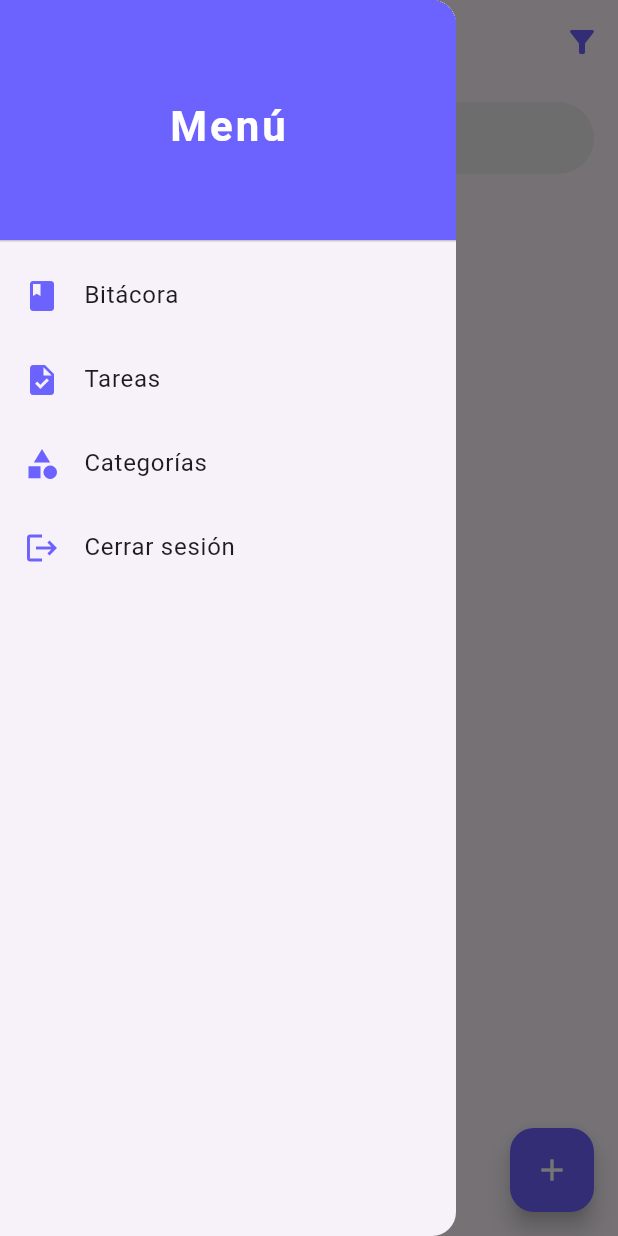
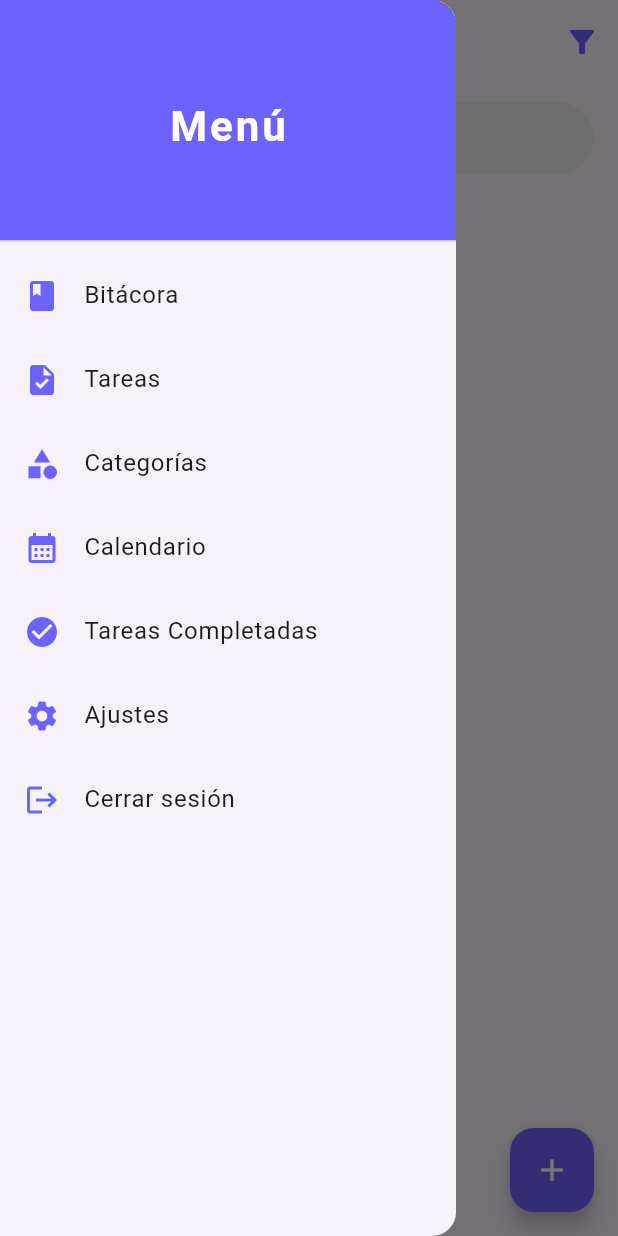
Before and after one commit to Aracelly126/TaskFlow-Front, a Flutter app: the screen it shows after launch, with the side drawer open, on a phone screen of 412 x 824 dp. Run offline on Flutter 3.47's test engine with Material 3 defaults, Android fonts, the phone set to English and light mode, and no system bars; our stand-ins replace flutter_local_notifications, flutter_secure_storage, permission_handler, shared_preferences, table_calendar, timezone; accounts and stored records are empty; network calls fail.

Commit message:
modificacion de pantalla principal al iniciar proyecto

```diff
--- a/app_tareas/lib/widgets/menu.dart
+++ b/app_tareas/lib/widgets/menu.dart
@@ -5,6 +5,9 @@ import '../screens/bitacora_screen.dart';
 import '../screens/home_screen.dart';
 import '../screens/categorias_screen.dart';
 import '../screens/login_screen.dart';
+import '../screens/ajustes_screen.dart';
+import '../screens/tareas_completadas_screen.dart';
+import '../screens/calendario_screen.dart';
 
 class Menu extends StatelessWidget {
   const Menu({super.key});
@@ -85,6 +88,42 @@ class Menu extends StatelessWidget {
             },
           ),
           ListTile(
+            leading: const Icon(Icons.calendar_month, color: Color(0xFF6C63FF)),
+            title: const Text('Calendario'),
+            onTap: () async {
+              Navigator.pop(context);
+              await _guardarUltimaPantalla('calendario');
+              Navigator.pushReplacement(
+                context,
+                MaterialPageRoute(builder: (_) => const CalendarioScreen()),
+              );
+            },
+          ),
+          ListTile(
+            leading: const Icon(Icons.check_circle, color: Color(0xFF6C63FF)),
+            title: const Text('Tareas Completadas'),
+            onTap: () async {
+              Navigator.pop(context);
+              await _guardarUltimaPantalla('tareas_completadas');
+              Navigator.pushReplacement(
+                context,
+                MaterialPageRoute(builder: (_) => const TareasCompletadasScreen()),
+              );
+            },
+          ),
+          ListTile(
+            leading: const Icon(Icons.settings, color: Color(0xFF6C63FF)),
+            title: const Text('Ajustes'),
+            onTap: () async {
+              Navigator.pop(context);
+              await _guardarUltimaPantalla('ajustes');
+              Navigator.pushReplacement(
+                context,
+                MaterialPageRoute(builder: (_) => const AjustesScreen()),
+              );
+            },
+          ),
+          ListTile(
             leading: const Icon(Icons.logout, color:  Color(0xFF6C63FF)),
             title: const Text('Cerrar sesión'),
             onTap: () async {
```
